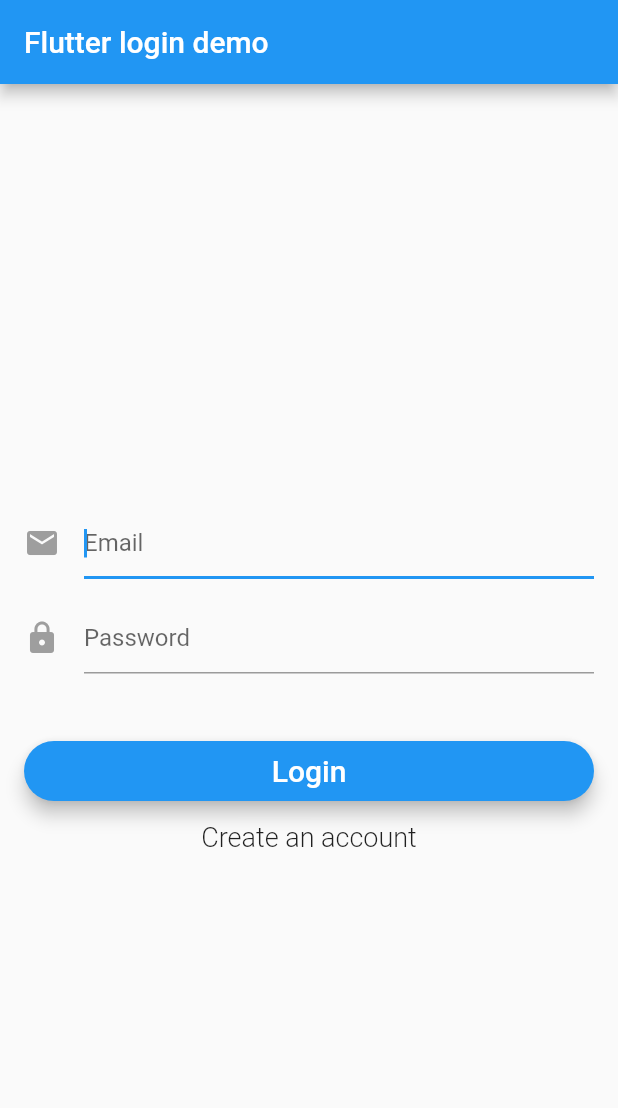
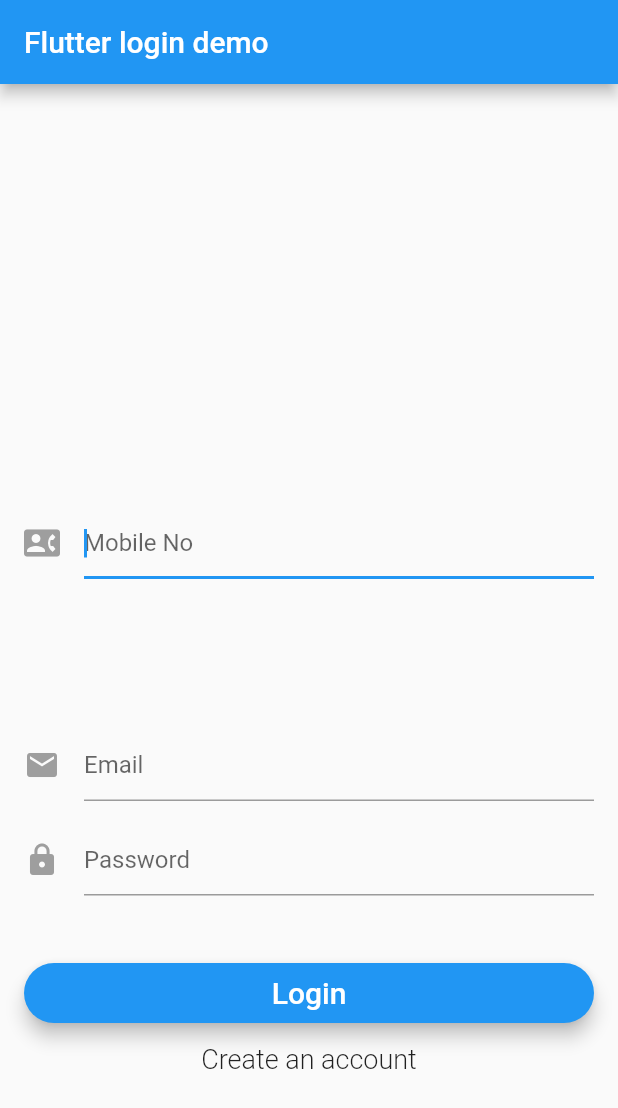
Before and after one commit to ronak1904/carpoolingapp, a Flutter app: the screen it shows after launch, on a phone screen of 412 x 824 dp. Shown: the top 1108 px of the screen. Run offline on Flutter 3.47's test engine with Material 2 defaults, Android fonts, the phone set to English and light mode, and no system bars; our stand-ins replace firebase_auth, firebase_database; accounts and stored records are empty.

Commit message:
second commit

```diff
--- a/lib/pages/login_signup_page.dart
+++ b/lib/pages/login_signup_page.dart
@@ -17,6 +17,7 @@ class _LoginSignupPageState extends State<LoginSignupPage> {
   String _email;
   String _password;
   String _errorMessage;
+  String _mobileno;
 
   bool _isLoginForm;
   bool _isLoading;
@@ -143,6 +144,7 @@ class _LoginSignupPageState extends State<LoginSignupPage> {
             shrinkWrap: true,
             children: <Widget>[
               showLogo(),
+              showmobilenoInput(),
               showEmailInput(),
               showPasswordInput(),
               showPrimaryButton(),
@@ -203,6 +205,25 @@ class _LoginSignupPageState extends State<LoginSignupPage> {
     );
   }
 
+  Widget showmobilenoInput() {
+    return Padding(
+      padding: const EdgeInsets.fromLTRB(0.0, 100.0, 0.0, 0.0),
+      child: new TextFormField(
+        maxLines: 1,
+        keyboardType: TextInputType.phone,
+        autofocus: true,
+        decoration: new InputDecoration(
+            hintText: 'Mobile No',
+            icon: new Icon(
+              Icons.contact_phone,
+              color: Colors.grey,
+            )),
+        validator: (value) => value.isEmpty ? 'Mobile no can\'t be empty' : null,
+        onSaved: (value) => _mobileno = value.trim(),
+      ),
+    );
+  }
+
   Widget showPasswordInput() {
     return Padding(
       padding: const EdgeInsets.fromLTRB(0.0, 15.0, 0.0, 0.0),
```
